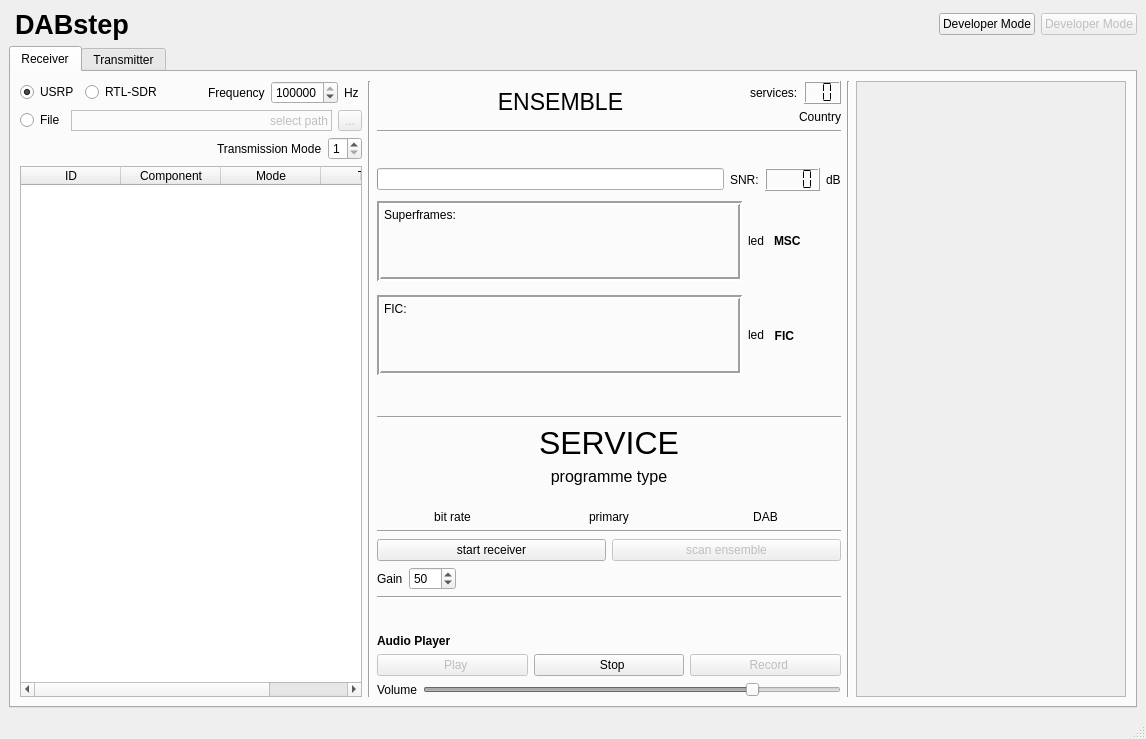
Before: the Qt Designer form python/GUI/user_frontend.ui in kit-cel/gr-dab, drawn with Qt 5.
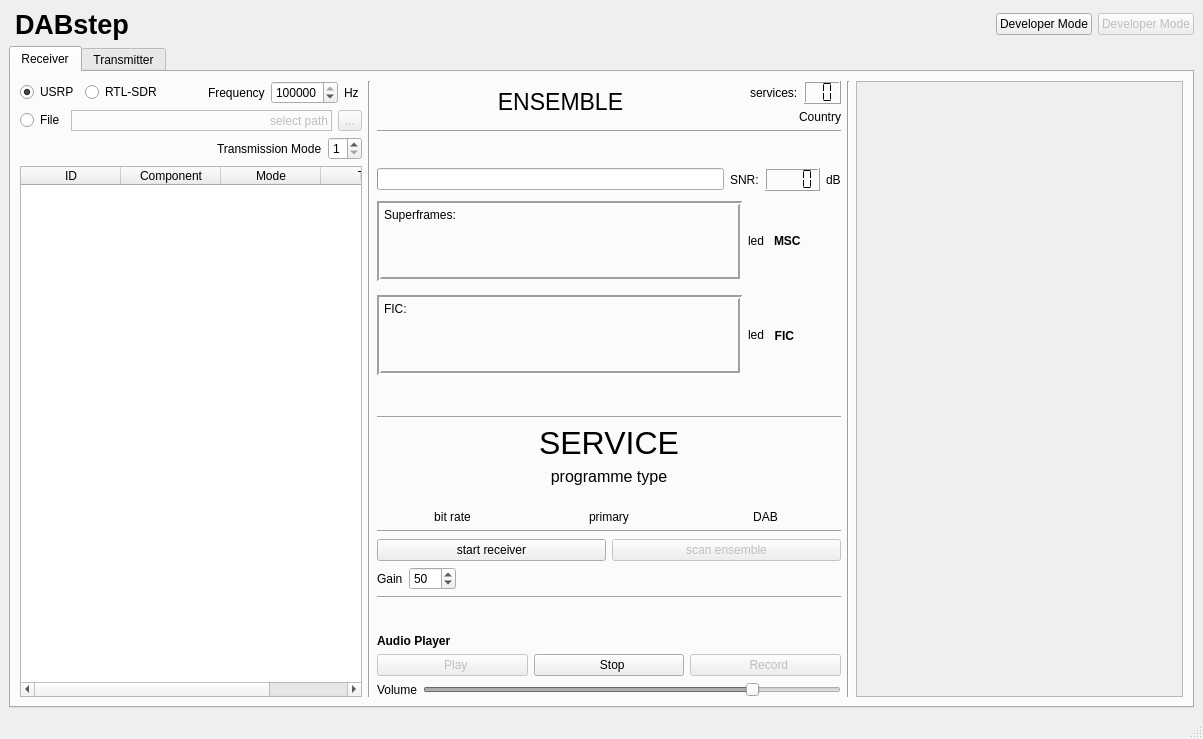
After: the same form once the commit is applied. The open tabs and pages were chosen to show the change. Icons and pictures are not drawn.

Patch:
```diff
--- a/python/GUI/user_frontend.ui
+++ b/python/GUI/user_frontend.ui
@@ -6,7 +6,7 @@
    <rect>
     <x>0</x>
     <y>0</y>
-    <width>1146</width>
+    <width>1203</width>
     <height>739</height>
    </rect>
   </property>
@@ -995,7 +995,7 @@
               <rect>
                <x>0</x>
                <y>0</y>
-               <width>143</width>
+               <width>200</width>
                <height>602</height>
               </rect>
              </property>
```
Left out of the diff: 4 changed lines with no effect on the pictures.
